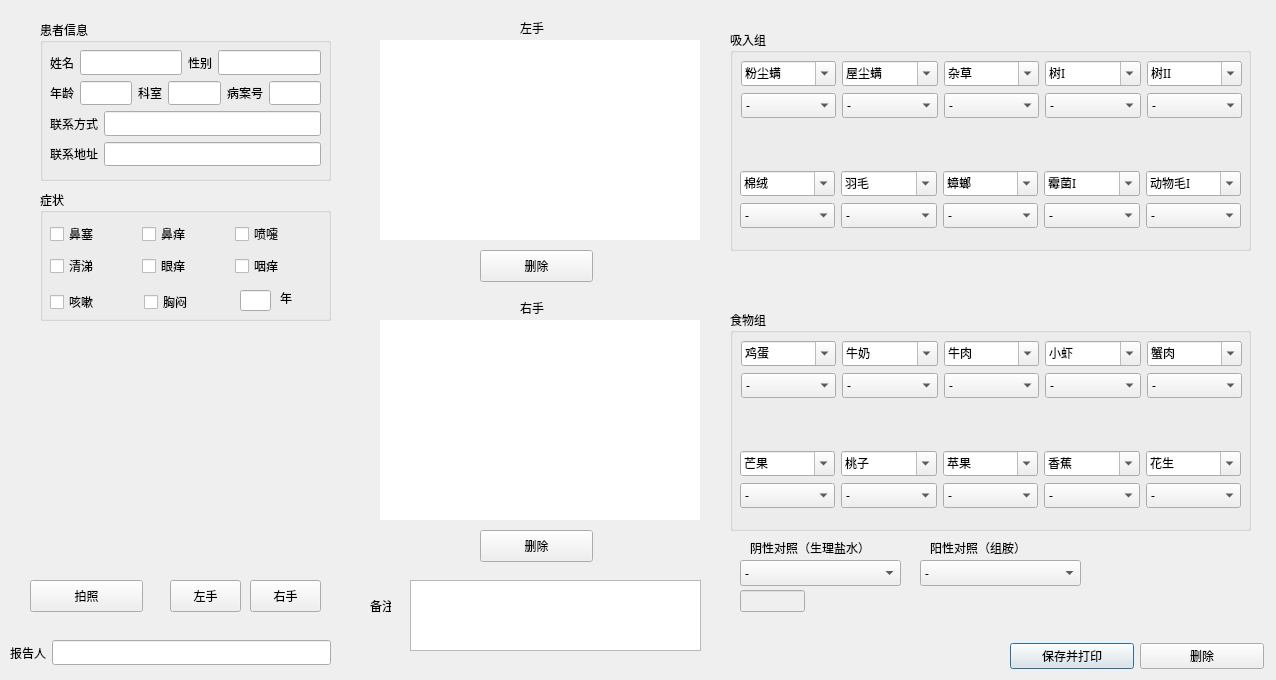
First picture: the form in create.ui, repository lokiiart/xtps, before the edit.
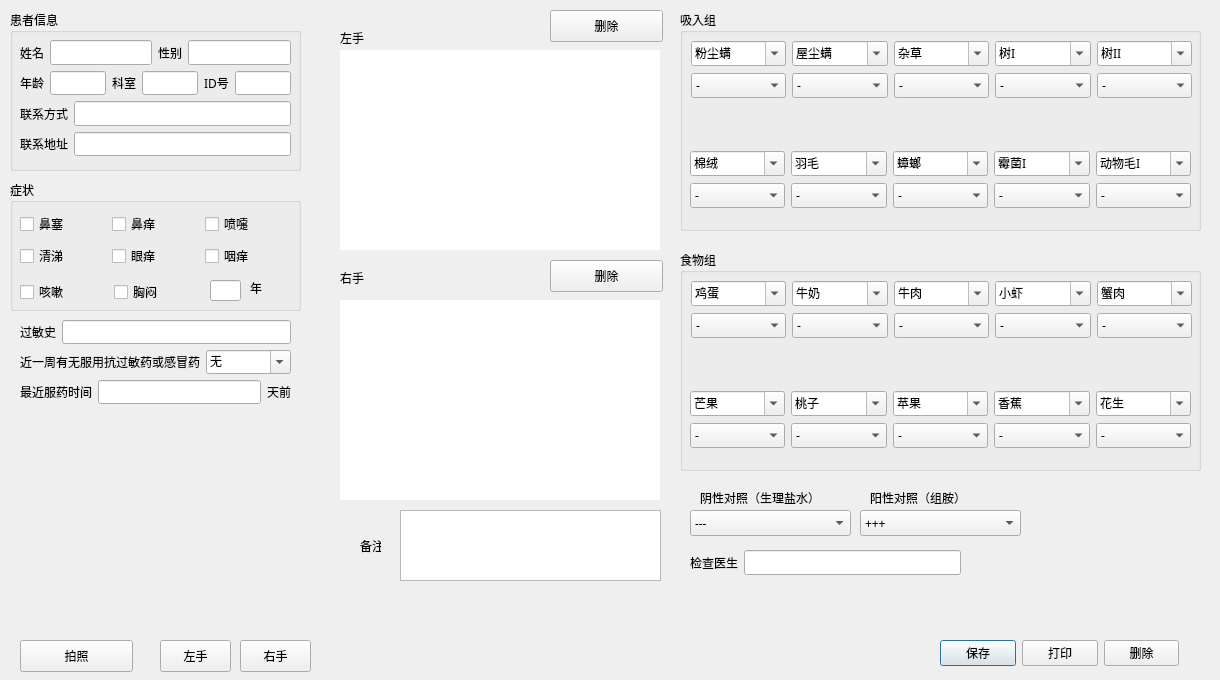
Second picture: the form after the edit. Custom widgets are drawn as their Qt base class.

```diff
--- a/create.ui
+++ b/create.ui
@@ -9,7 +9,7 @@
    <rect>
     <x>0</x>
     <y>0</y>
-    <width>1276</width>
+    <width>1220</width>
     <height>680</height>
    </rect>
   </property>
@@ -24,8 +24,8 @@
   <widget class="QPushButton" name="rightBtn">
    <property name="geometry">
     <rect>
-     <x>250</x>
-     <y>580</y>
+     <x>240</x>
+     <y>640</y>
      <width>71</width>
      <height>32</height>
     </rect>
@@ -40,8 +40,8 @@
   <widget class="QLabel" name="leftHand">
    <property name="geometry">
     <rect>
-     <x>380</x>
-     <y>40</y>
+     <x>340</x>
+     <y>50</y>
      <width>320</width>
      <height>200</height>
     </rect>
@@ -56,8 +56,8 @@
   <widget class="QPushButton" name="captureBtn">
    <property name="geometry">
     <rect>
-     <x>30</x>
-     <y>580</y>
+     <x>20</x>
+     <y>640</y>
      <width>113</width>
      <height>32</height>
     </rect>
@@ -72,8 +72,8 @@
   <widget class="QStackedWidget" name="stackedWidget">
    <property name="geometry">
     <rect>
-     <x>20</x>
-     <y>360</y>
+     <x>10</x>
+     <y>420</y>
      <width>330</width>
      <height>220</height>
     </rect>
@@ -112,8 +112,8 @@
   <widget class="QLabel" name="label_8">
    <property name="geometry">
     <rect>
-     <x>520</x>
-     <y>20</y>
+     <x>340</x>
+     <y>30</y>
      <width>60</width>
      <height>16</height>
     </rect>
@@ -125,8 +125,8 @@
   <widget class="QLabel" name="label_10">
    <property name="geometry">
     <rect>
-     <x>750</x>
-     <y>540</y>
+     <x>700</x>
+     <y>490</y>
      <width>131</width>
      <height>16</height>
     </rect>
@@ -138,12 +138,17 @@
   <widget class="QComboBox" name="res_A">
    <property name="geometry">
     <rect>
-     <x>740</x>
-     <y>560</y>
+     <x>690</x>
+     <y>510</y>
      <width>161</width>
      <height>26</height>
     </rect>
    </property>
+   <item>
+    <property name="text">
+     <string>---</string>
+    </property>
+   </item>
    <item>
     <property name="text">
      <string>-</string>
@@ -173,8 +178,8 @@
   <widget class="QLabel" name="label_11">
    <property name="geometry">
     <rect>
-     <x>930</x>
-     <y>540</y>
+     <x>870</x>
+     <y>490</y>
      <width>111</width>
      <height>16</height>
     </rect>
@@ -186,8 +191,8 @@
   <widget class="QLabel" name="label_9">
    <property name="geometry">
     <rect>
-     <x>520</x>
-     <y>300</y>
+     <x>340</x>
+     <y>270</y>
      <width>60</width>
      <height>16</height>
     </rect>
@@ -199,8 +204,8 @@
   <widget class="QLabel" name="rightHand">
    <property name="geometry">
     <rect>
-     <x>380</x>
-     <y>320</y>
+     <x>340</x>
+     <y>300</y>
      <width>320</width>
      <height>200</height>
     </rect>
@@ -216,9 +221,9 @@
   <widget class="QWidget" name="layoutWidget_2">
    <property name="geometry">
     <rect>
-     <x>10</x>
-     <y>640</y>
-     <width>321</width>
+     <x>690</x>
+     <y>550</y>
+     <width>271</width>
      <height>26</height>
     </rect>
    </property>
@@ -226,7 +231,7 @@
     <item>
      <widget class="QLabel" name="label_12">
       <property name="text">
-       <string>报告人</string>
+       <string>检查医生</string>
       </property>
      </widget>
     </item>
@@ -238,8 +243,8 @@
   <widget class="QPushButton" name="leftBtn">
    <property name="geometry">
     <rect>
-     <x>170</x>
-     <y>580</y>
+     <x>160</x>
+     <y>640</y>
      <width>71</width>
      <height>32</height>
     </rect>
@@ -254,8 +259,8 @@
   <widget class="QGroupBox" name="groupBox_2">
    <property name="geometry">
     <rect>
-     <x>40</x>
-     <y>190</y>
+     <x>10</x>
+     <y>180</y>
      <width>291</width>
      <height>131</height>
     </rect>
@@ -384,8 +389,8 @@
   <widget class="QPushButton" name="leftDelBtn">
    <property name="geometry">
     <rect>
-     <x>480</x>
-     <y>250</y>
+     <x>550</x>
+     <y>10</y>
      <width>113</width>
      <height>32</height>
     </rect>
@@ -400,8 +405,8 @@
   <widget class="QGroupBox" name="groupBox">
    <property name="geometry">
     <rect>
-     <x>40</x>
-     <y>20</y>
+     <x>10</x>
+     <y>10</y>
      <width>291</width>
      <height>161</height>
     </rect>
@@ -468,7 +473,7 @@
        <item>
         <widget class="QLabel" name="label_6">
          <property name="text">
-          <string>病案号</string>
+          <string>ID号</string>
          </property>
         </widget>
        </item>
@@ -511,12 +516,17 @@
   <widget class="QComboBox" name="res_B">
    <property name="geometry">
     <rect>
-     <x>920</x>
-     <y>560</y>
+     <x>860</x>
+     <y>510</y>
      <width>161</width>
      <height>26</height>
     </rect>
    </property>
+   <item>
+    <property name="text">
+     <string>+++</string>
+    </property>
+   </item>
    <item>
     <property name="text">
      <string>-</string>
@@ -546,8 +556,8 @@
   <widget class="QPushButton" name="rightDelBtn">
    <property name="geometry">
     <rect>
-     <x>480</x>
-     <y>530</y>
+     <x>550</x>
+     <y>260</y>
      <width>113</width>
      <height>32</height>
     </rect>
@@ -559,40 +569,11 @@
     <bool>false</bool>
    </property>
   </widget>
-  <widget class="QWidget" name="layoutWidget_6">
-   <property name="geometry">
-    <rect>
-     <x>1010</x>
-     <y>640</y>
-     <width>254</width>
-     <height>32</height>
-    </rect>
-   </property>
-   <layout class="QHBoxLayout" name="horizontalLayout_8">
-    <item>
-     <widget class="QPushButton" name="saveBtn">
-      <property name="text">
-       <string>保存并打印</string>
-      </property>
-     </widget>
-    </item>
-    <item>
-     <widget class="QPushButton" name="closeBtn">
-      <property name="text">
-       <string>删除</string>
-      </property>
-      <property name="autoDefault">
-       <bool>false</bool>
-      </property>
-     </widget>
-    </item>
-   </layout>
-  </widget>
   <widget class="QGroupBox" name="groupBox_3">
    <property name="geometry">
     <rect>
-     <x>730</x>
-     <y>310</y>
+     <x>680</x>
+     <y>250</y>
      <width>521</width>
      <height>221</height>
     </rect>
@@ -1528,8 +1509,8 @@
   <widget class="QGroupBox" name="groupBox_4">
    <property name="geometry">
     <rect>
-     <x>730</x>
-     <y>30</y>
+     <x>680</x>
+     <y>10</y>
      <width>521</width>
      <height>221</height>
     </rect>
@@ -2467,8 +2448,8 @@
   <widget class="QLabel" name="label_15">
    <property name="geometry">
     <rect>
-     <x>370</x>
-     <y>560</y>
+     <x>360</x>
+     <y>500</y>
      <width>21</width>
      <height>91</height>
     </rect>
@@ -2480,25 +2461,137 @@
   <widget class="QPlainTextEdit" name="comment">
    <property name="geometry">
     <rect>
-     <x>410</x>
-     <y>580</y>
-     <width>291</width>
+     <x>400</x>
+     <y>510</y>
+     <width>261</width>
      <height>71</height>
     </rect>
    </property>
   </widget>
-  <widget class="QLineEdit" name="lname">
-   <property name="enabled">
-    <bool>false</bool>
+  <widget class="QWidget" name="layoutWidget">
+   <property name="geometry">
+    <rect>
+     <x>20</x>
+     <y>380</y>
+     <width>271</width>
+     <height>24</height>
+    </rect>
    </property>
+   <layout class="QHBoxLayout" name="horizontalLayout_14">
+    <item>
+     <widget class="QLabel" name="label_17">
+      <property name="text">
+       <string>最近服药时间</string>
+      </property>
+     </widget>
+    </item>
+    <item>
+     <widget class="QLineEdit" name="medicineTime"/>
+    </item>
+    <item>
+     <widget class="QLabel" name="label_18">
+      <property name="text">
+       <string>天前</string>
+      </property>
+     </widget>
+    </item>
+   </layout>
+  </widget>
+  <widget class="QWidget" name="layoutWidget">
    <property name="geometry">
     <rect>
-     <x>740</x>
-     <y>590</y>
-     <width>65</width>
-     <height>22</height>
+     <x>20</x>
+     <y>350</y>
+     <width>271</width>
+     <height>24</height>
     </rect>
    </property>
+   <layout class="QHBoxLayout" name="horizontalLayout_15">
+    <item>
+     <widget class="QLabel" name="label_16">
+      <property name="text">
+       <string>近一周有无服用抗过敏药或感冒药</string>
+      </property>
+     </widget>
+    </item>
+    <item>
+     <widget class="QComboBox" name="medicine">
+      <property name="editable">
+       <bool>true</bool>
+      </property>
+      <item>
+       <property name="text">
+        <string>无</string>
+       </property>
+      </item>
+     </widget>
+    </item>
+   </layout>
+  </widget>
+  <widget class="QWidget" name="layoutWidget">
+   <property name="geometry">
+    <rect>
+     <x>20</x>
+     <y>320</y>
+     <width>271</width>
+     <height>24</height>
+    </rect>
+   </property>
+   <layout class="QHBoxLayout" name="horizontalLayout_16">
+    <item>
+     <widget class="QLabel" name="label_2">
+      <property name="text">
+       <string>过敏史</string>
+      </property>
+     </widget>
+    </item>
+    <item>
+     <widget class="QLineEdit" name="allergies">
+      <property name="enabled">
+       <bool>true</bool>
+      </property>
+      <property name="text">
+       <string/>
+      </property>
+     </widget>
+    </item>
+   </layout>
+  </widget>
+  <widget class="QWidget" name="">
+   <property name="geometry">
+    <rect>
+     <x>940</x>
+     <y>640</y>
+     <width>239</width>
+     <height>26</height>
+    </rect>
+   </property>
+   <layout class="QHBoxLayout" name="horizontalLayout_8">
+    <item>
+     <widget class="QPushButton" name="ssaveBtn">
+      <property name="text">
+       <string>保存</string>
+      </property>
+     </widget>
+    </item>
+    <item>
+     <widget class="QPushButton" name="saveBtn">
+      <property name="text">
+       <string>打印</string>
+      </property>
+     </widget>
+    </item>
+    <item>
+     <widget class="QPushButton" name="closeBtn">
+      <property name="text">
+       <string>删除</string>
+      </property>
+      <property name="autoDefault">
+       <bool>false</bool>
+      </property>
+     </widget>
+    </item>
+   </layout>
   </widget>
  </widget>
  <customwidgets>
```
Left out of the diff: 5 changed lines with no effect on the pictures.
